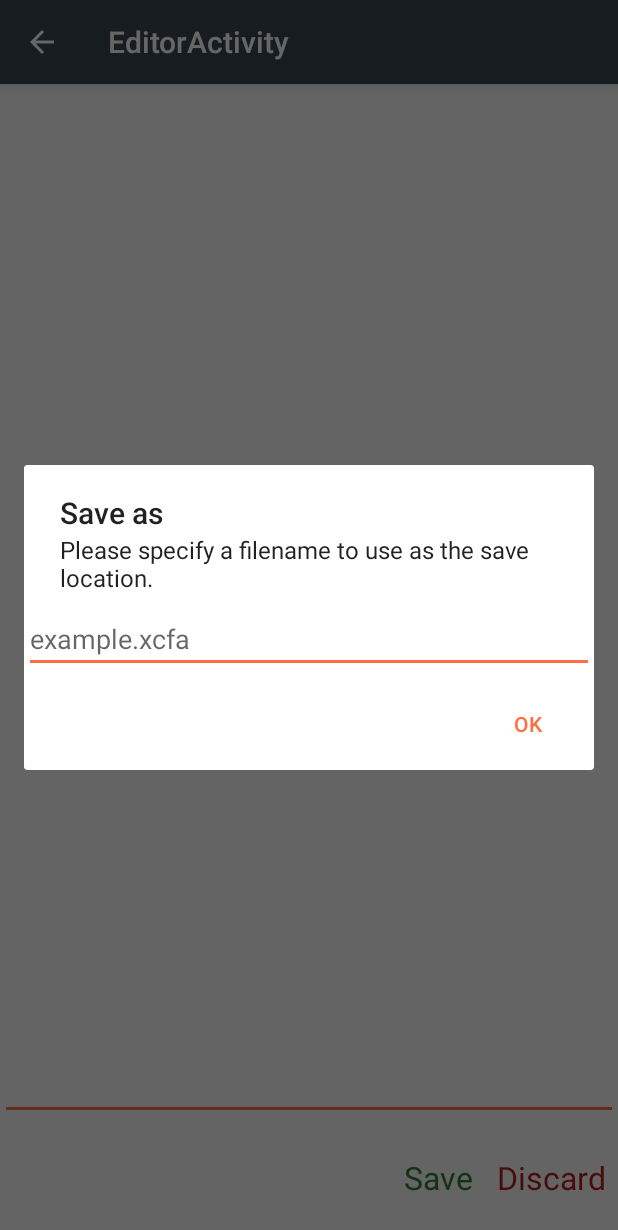
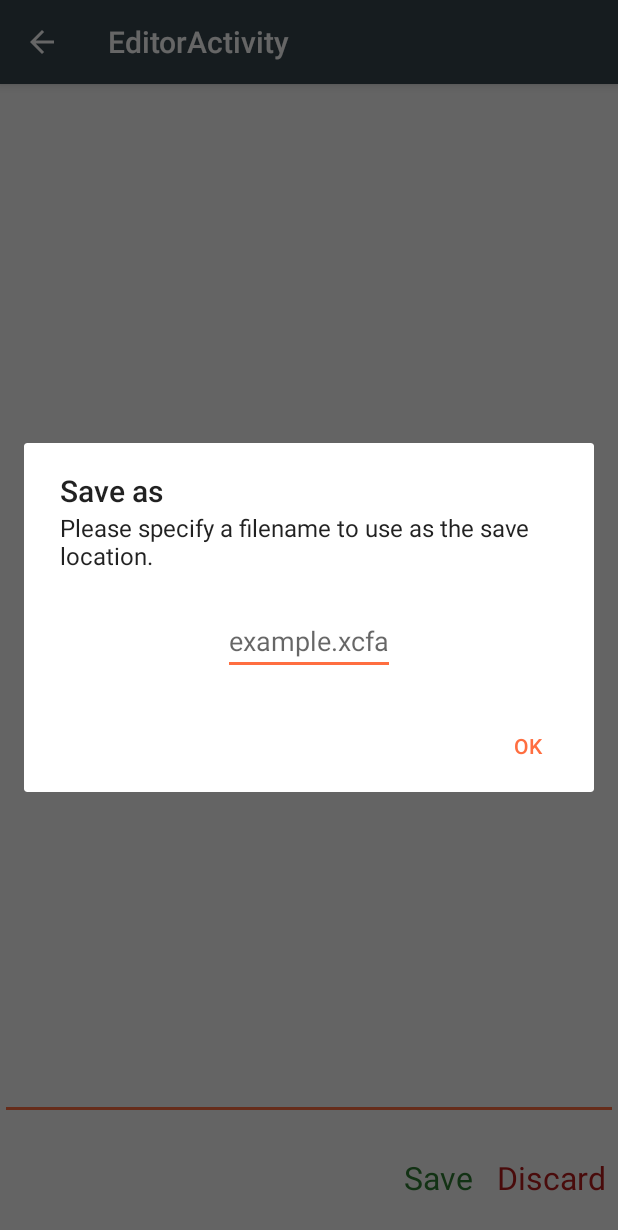
Before and after one commit to leventeBajczi/mobweb, an Android app: the EditorFragment screen opened directly, with no data from a screen before it, after a tap on "Save", on a phone screen of 412 x 824 dp. Shown: the top 1230 px of the screen. Run offline under Robolectric (Android 15) with nearby library versions, the phone set to English and light mode, and no system bars.

Commit message:
Tweeked AlertDialogs to have paddings

```diff
--- a/nhf/XcfaTest/app/src/main/java/hu/bme/aut/xcfatest/data/listeners/XcfaRowListener.java
+++ b/nhf/XcfaTest/app/src/main/java/hu/bme/aut/xcfatest/data/listeners/XcfaRowListener.java
@@ -13,6 +13,7 @@ public class XcfaRowListener implements View.OnClickListener {
     @Override
     public void onClick(View view) {
         Intent intent = new Intent(view.getContext(), RunActivity.class);
+        intent.setFlags(intent.getFlags() | Intent.FLAG_ACTIVITY_NO_HISTORY);
         intent.putExtra("file", xcfaRow.getName());
         view.getContext().startActivity(intent);
     }
--- a/nhf/XcfaTest/app/src/main/java/hu/bme/aut/xcfatest/fragments/EditorFragment.java
+++ b/nhf/XcfaTest/app/src/main/java/hu/bme/aut/xcfatest/fragments/EditorFragment.java
@@ -1,5 +1,6 @@
 package hu.bme.aut.xcfatest.fragments;
 
+import android.annotation.SuppressLint;
 import android.os.Bundle;
 import android.text.Editable;
 import android.text.TextWatcher;
@@ -7,6 +8,7 @@ import android.view.LayoutInflater;
 import android.view.View;
 import android.view.ViewGroup;
 import android.widget.EditText;
+import android.widget.RelativeLayout;
 import android.widget.TextView;
 
 import androidx.annotation.NonNull;
@@ -102,27 +104,31 @@ public class EditorFragment extends Fragment {
 
     public void save(Runnable onSuccess) {
         if (fileToModify != null) {
+            @SuppressLint("InflateParams") RelativeLayout relativeLayout = (RelativeLayout) LayoutInflater.from(getContext()).inflate(R.layout.dialog_content, null);
             TextView textView = new TextView(getContext());
+            relativeLayout.addView(textView);
             textView.setText(fileToModify);
             MyDialogBuilder.getDialog(getContext(),
                     R.string.save,
                     R.string.save_msg,
                     android.R.string.yes,
                     (dialogInterface, i) -> {
-                        FileUtils.writeFile(getView(), fileToModify, editor.getText());
+                        FileUtils.writeFile(Objects.requireNonNull(getView()), fileToModify, editor.getText());
                         modified = false;
                         XcfaRow.remove(fileToModify);
                         if (onSuccess != null) onSuccess.run();
                     },
                     R.string.save_as,
-                    (dialogInterface, i) -> saveAs(onSuccess)).setView(textView).show();
+                    (dialogInterface, i) -> saveAs(onSuccess)).setView(relativeLayout).show();
         } else {
             saveAs(onSuccess);
         }
     }
 
     private void saveAs(Runnable onSuccess) {
+        @SuppressLint("InflateParams") RelativeLayout relativeLayout = (RelativeLayout) LayoutInflater.from(getContext()).inflate(R.layout.dialog_content, null);
         EditText editText = new EditText(getContext());
+        relativeLayout.addView(editText);
         editText.setHint("example.xcfa");
         editText.setSingleLine();
         MyDialogBuilder.getDialog(getContext(),
@@ -132,11 +138,11 @@ public class EditorFragment extends Fragment {
                 (dialogInterface, i) -> {
                     String choice = editText.getText().toString();
                     fileToModify = choice.endsWith(".xcfa") ? choice : choice + ".xcfa";
-                    FileUtils.writeFile(getView(), fileToModify, editor.getText());
+                    FileUtils.writeFile(Objects.requireNonNull(getView()), fileToModify, editor.getText());
                     modified = false;
                     XcfaRow.remove(fileToModify);
                     if (onSuccess != null) onSuccess.run();
-                }).setView(editText).show();
+                }).setView(relativeLayout).show();
     }
 
     public boolean getModified() {
--- a/nhf/XcfaTest/app/src/main/java/hu/bme/aut/xcfatest/utils/FileUtils.java
+++ b/nhf/XcfaTest/app/src/main/java/hu/bme/aut/xcfatest/utils/FileUtils.java
@@ -4,10 +4,14 @@ import android.content.Context;
 import android.text.Editable;
 import android.view.View;
 
+import com.google.android.material.snackbar.Snackbar;
+
 import java.io.BufferedWriter;
 import java.io.IOException;
 import java.io.OutputStream;
 import java.io.OutputStreamWriter;
+
+import hu.bme.aut.xcfatest.R;
 
 public class FileUtils {
     public static void writeFile(View view, String fileToModify, Editable text) {
@@ -16,6 +20,7 @@ public class FileUtils {
             BufferedWriter writer = new BufferedWriter(new OutputStreamWriter(os));
             writer.write(text.toString());
             writer.close();
+            Snackbar.make(view, view.getContext().getString(R.string.saved_ok, fileToModify), Snackbar.LENGTH_SHORT).show();
         } catch (IOException e) {
             e.printStackTrace();
         }
--- /dev/null
+++ b/nhf/XcfaTest/app/src/main/res/layout/dialog_content.xml
@@ -0,0 +1,8 @@
+<?xml version="1.0" encoding="utf-8"?>
+<RelativeLayout xmlns:android="http://schemas.android.com/apk/res/android"
+    android:layout_width="wrap_content"
+    android:layout_height="wrap_content"
+    android:gravity="center"
+    android:padding="@dimen/dialog_margin">
+
+</RelativeLayout>
--- a/nhf/XcfaTest/app/src/main/res/layout/fragment_run.xml
+++ b/nhf/XcfaTest/app/src/main/res/layout/fragment_run.xml
@@ -20,6 +20,12 @@
             android:layout_height="wrap_content"
             android:text="@string/run" />
 
+        <Button
+            android:id="@+id/modify"
+            android:layout_width="wrap_content"
+            android:layout_height="wrap_content"
+            android:text="@string/modify" />
+
         <TextView
             android:id="@+id/result"
             android:layout_width="match_parent"
--- a/nhf/XcfaTest/app/src/main/res/values/dimens.xml
+++ b/nhf/XcfaTest/app/src/main/res/values/dimens.xml
@@ -3,4 +3,5 @@
     <dimen name="default_margin">8dp</dimen>
     <dimen name="default_padding">4dp</dimen>
     <dimen name="text_h1">21sp</dimen>
+    <dimen name="dialog_margin">16dp</dimen>
 </resources>
--- a/nhf/XcfaTest/app/src/main/res/values/strings.xml
+++ b/nhf/XcfaTest/app/src/main/res/values/strings.xml
@@ -26,4 +26,6 @@
     <string name="save_as_msg">Please specify a filename to use as the save location.</string>
     <string name="save_msg">Is this filename OK?</string>
     <string name="run">Run</string>
+    <string name="modify">Edit</string>
+    <string name="saved_ok">Saved file %s</string>
 </resources>
```
Also changed, not shown: nhf/XcfaTest/app/src/main/java/hu/bme/aut/xcfatest/MainActivity.java (+19 -8 lines), nhf/XcfaTest/app/src/main/java/hu/bme/aut/xcfatest/data/adapters/MyRecyclerViewAdapter.java (+7 -0 lines), nhf/XcfaTest/app/src/main/java/hu/bme/aut/xcfatest/fragments/RunFragment.java (+13 -5 lines).
